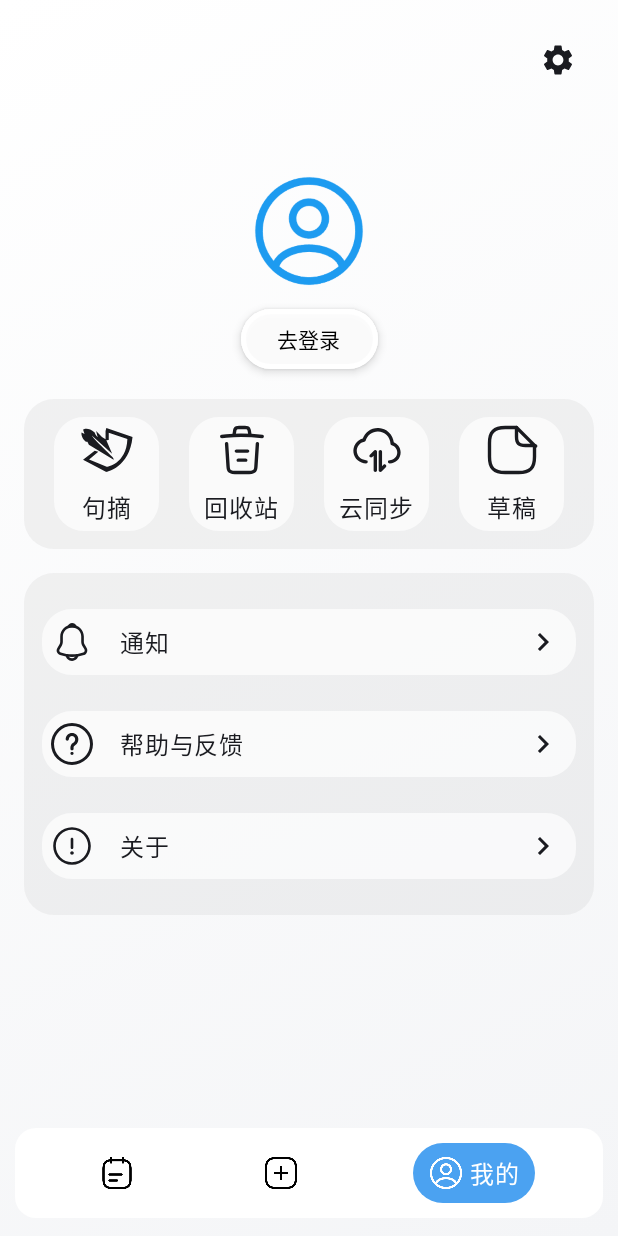
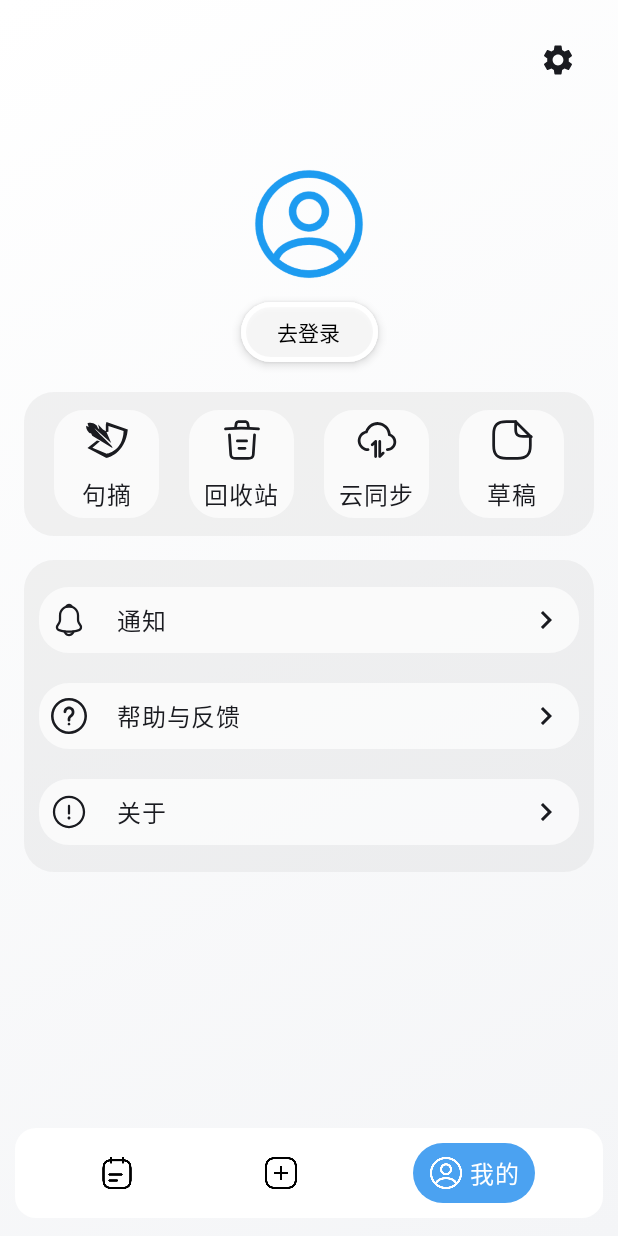
Before and after one commit to mqmbhyb/Celeste-Note, an Android app built with Jetpack Compose: the MyScreen screen opened through its navigation route, on a phone screen of 412 x 824 dp. Run offline under Robolectric (Android 15) with nearby library versions, the phone set to English and light mode, and no system bars.

Commit message:
Adjust directory structure

```diff
--- a/app/src/main/java/com/bhyb/celestenote/route/AppNavHost.kt
+++ b/app/src/main/java/com/bhyb/celestenote/route/AppNavHost.kt
@@ -5,8 +5,8 @@ import androidx.compose.ui.Modifier
 import androidx.navigation.NavHostController
 import androidx.navigation.compose.NavHost
 import androidx.navigation.compose.composable
+import com.bhyb.celestenote.ui.component.bottomnavbar.BottomNav
 import com.bhyb.celestenote.ui.screen.landing.LandingScreen
-import com.bhyb.celestenote.widget.bottomnavbar.BottomNav
 
 const val ROUTE_LANDING_SCREEN = "landing_screen"
 const val ROUTE_BOTTOM_NAV = "bottom_nav"
--- a/app/src/main/java/com/bhyb/celestenote/widget/PassParametersToast.kt
+++ b/app/src/main/java/com/bhyb/celestenote/ui/component/PassParametersToast.kt
@@ -1,4 +1,4 @@
-package com.bhyb.celestenote.widget
+package com.bhyb.celestenote.ui.component
 
 import android.content.Context
 import android.widget.Toast
--- a/app/src/main/java/com/bhyb/celestenote/widget/bottomnavbar/BottomNavBar.kt
+++ b/app/src/main/java/com/bhyb/celestenote/ui/component/bottomnavbar/BottomNavBar.kt
@@ -1,4 +1,4 @@
-package com.bhyb.celestenote.widget.bottomnavbar
+package com.bhyb.celestenote.ui.component.bottomnavbar
 
 import android.annotation.SuppressLint
 import androidx.compose.animation.AnimatedVisibility
--- a/app/src/main/java/com/bhyb/celestenote/widget/bottomnavbar/BottomNavBarScreen.kt
+++ b/app/src/main/java/com/bhyb/celestenote/ui/component/bottomnavbar/BottomNavBarScreen.kt
@@ -1,4 +1,4 @@
-package com.bhyb.celestenote.widget.bottomnavbar
+package com.bhyb.celestenote.ui.component.bottomnavbar
 
 import com.bhyb.celestenote.R
 
--- a/app/src/main/java/com/bhyb/celestenote/widget/bottomnavbar/BottomNavHost.kt
+++ b/app/src/main/java/com/bhyb/celestenote/ui/component/bottomnavbar/BottomNavHost.kt
@@ -1,4 +1,4 @@
-package com.bhyb.celestenote.widget.bottomnavbar
+package com.bhyb.celestenote.ui.component.bottomnavbar
 
 import androidx.compose.material3.DrawerState
 import androidx.compose.runtime.Composable
--- a/app/src/main/java/com/bhyb/celestenote/ui/screen/add/AddScreen.kt
+++ b/app/src/main/java/com/bhyb/celestenote/ui/screen/add/AddScreen.kt
@@ -36,7 +36,7 @@ import androidx.compose.ui.text.style.TextAlign
 import androidx.compose.ui.unit.dp
 import androidx.compose.ui.unit.sp
 import com.bhyb.celestenote.R
-import com.bhyb.celestenote.widget.PassParametersToast
+import com.bhyb.celestenote.ui.component.PassParametersToast
 
 data class GridItem(val icon:Int, val title: String, val onItemClick: () -> Unit)
 
--- a/app/src/main/java/com/bhyb/celestenote/ui/screen/my/MyScreen.kt
+++ b/app/src/main/java/com/bhyb/celestenote/ui/screen/my/MyScreen.kt
@@ -58,7 +58,7 @@ fun MyScreen(
             Icon(Icons.Filled.Settings, contentDescription = "设置")
         }
 
-        Spacer(modifier = modifier.height(50.dp))
+        Spacer(modifier = modifier.height(45.dp))
 
         Image(
             painter = painterResource(id = R.drawable.ic_bottom_my_focused),
@@ -72,11 +72,11 @@ fun MyScreen(
 
         Button(
             onClick = { },
-            colors = ButtonDefaults.buttonColors(Color.White.copy(0.9f)),
+            colors = ButtonDefaults.buttonColors(Color.White.copy(0.8f)),
             border = BorderStroke(3.dp, Color.White),
             elevation = ButtonDefaults.buttonElevation(
                 defaultElevation = 4.dp,
-                pressedElevation = 8.dp
+                pressedElevation = 10.dp
             )
         ) {
             Text("去登录", color = Color.Black)
@@ -142,9 +142,9 @@ fun MiddleRowItemView(
             contentDescription = null,
             modifier = modifier
                 .size(40.dp)
-                .padding(top = 4.dp)
+                .padding(5.dp)
         )
-        Spacer(modifier = modifier.height(8.dp))
+        Spacer(modifier = modifier.height(4.dp))
         Text(item.title, modifier = modifier.padding(bottom = 4.dp))
     }
 }
@@ -159,7 +159,7 @@ fun BottomColumn(
             .clip(shape = RoundedCornerShape(20.dp))
             .background(Color.Gray.copy(0.1f))
             .fillMaxWidth(),
-        contentPadding = PaddingValues(vertical = 12.dp)
+        contentPadding = PaddingValues(vertical = 8.dp)
     ) {
         items(items) {item ->
             BottomColumnItemView(item = item, modifier)
@@ -174,7 +174,7 @@ fun BottomColumnItemView(
 ) {
     Row(
         modifier = modifier
-            .padding(12.dp)
+            .padding(10.dp)
             .clip(shape = RoundedCornerShape(20.dp))
             .background(Color.White.copy(0.7f))
             .fillMaxWidth()
@@ -188,7 +188,7 @@ fun BottomColumnItemView(
                 contentDescription = null,
                 modifier = modifier
                     .size(40.dp)
-                    .padding(6.dp)
+                    .padding(8.dp)
             )
             Spacer(modifier = modifier.width(12.dp))
             Text(item.title)
```
